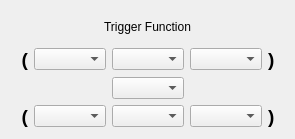
Old version of the form settingTriggerFunction.ui in the repository coucou1121/Datalogger.
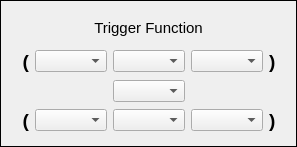
New version of the form.

Commit message: Add settingChannelSelection and settingPreTriggerPercentage on settingWindow

What changed in the file:
```diff
--- a/settingTriggerFunction.ui
+++ b/settingTriggerFunction.ui
@@ -1,18 +1,21 @@
 <?xml version="1.0" encoding="UTF-8"?>
 <ui version="4.0">
  <class>SettingTriggerFunction</class>
- <widget class="QWidget" name="SettingTriggerFunction">
+ <widget class="QFrame" name="SettingTriggerFunction">
   <property name="geometry">
    <rect>
     <x>0</x>
     <y>0</y>
-    <width>295</width>
-    <height>139</height>
+    <width>297</width>
+    <height>147</height>
    </rect>
   </property>
   <property name="windowTitle">
    <string>Form</string>
   </property>
+  <property name="frameShape">
+   <enum>QFrame::Box</enum>
+  </property>
   <layout class="QGridLayout" name="gridLayout">
    <item row="1" column="4">
     <widget class="QLabel" name="labelTopRight">
@@ -68,6 +71,23 @@
    </item>
    <item row="0" column="0" colspan="5">
     <widget class="QLabel" name="labelTitleTriggerFunction">
+     <property name="sizePolicy">
+      <sizepolicy hsizetype="Preferred" vsizetype="Fixed">
+       <horstretch>0</horstretch>
+       <verstretch>0</verstretch>
+      </sizepolicy>
+     </property>
+     <property name="minimumSize">
+      <size>
+       <width>0</width>
+       <height>30</height>
+      </size>
+     </property>
+     <property name="font">
+      <font>
+       <pointsize>11</pointsize>
+      </font>
+     </property>
      <property name="text">
       <string>Trigger Function</string>
      </property>
```
Left out of the diff: 98 changed lines with no effect on the pictures. The commit also changes 21 other files.
